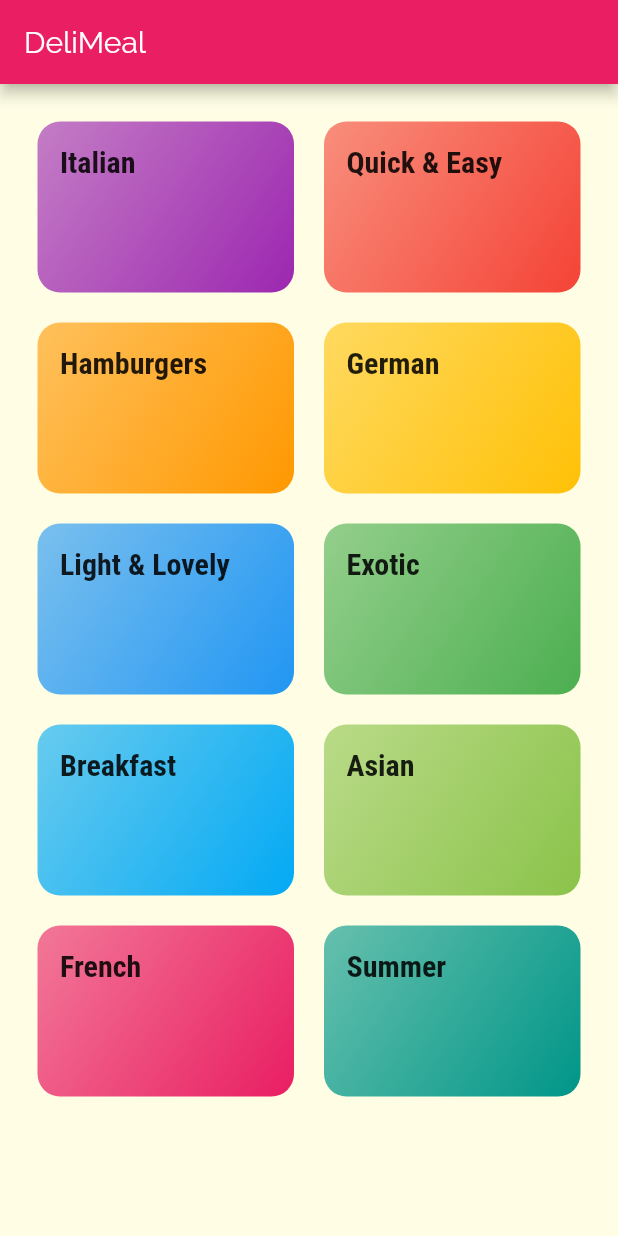
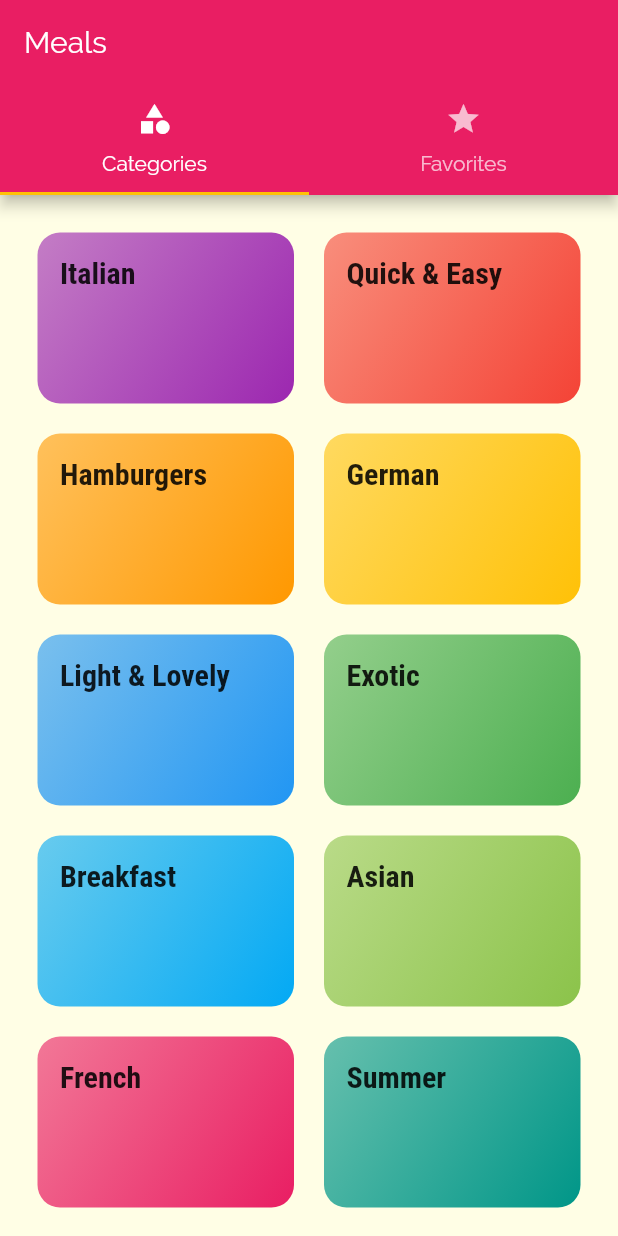
Before and after one commit to gleich/Meal-App, a Flutter app: the screen it shows after launch, on a phone screen of 412 x 824 dp. Run offline on Flutter 3.47's test engine with Material 2 defaults, Android fonts, the phone set to English and light mode, and no system bars.

Commit message:
Setup top nav bar

```diff
--- a/lib/main.dart
+++ b/lib/main.dart
@@ -1,5 +1,6 @@
 import 'package:flutter/material.dart';
 
+import './screens/tabs_screen.dart';
 import './screens/categories_screen.dart';
 import './screens/category_meals_screen.dart';
 import './screens/meal_detail_screen.dart';
@@ -31,7 +32,7 @@
               ),
             ),
       ),
-      home: CategoriesScreen(),
+      home: TabsScreen(),
       routes: {
         CategoryMealsScreen.routeName: (ctx) => CategoryMealsScreen(),
         MealDetailScreen.routeName: (ctx) => MealDetailScreen(),
--- a/lib/screens/categories_screen.dart
+++ b/lib/screens/categories_screen.dart
@@ -8,11 +8,7 @@
 
   @override
   Widget build(BuildContext context) {
-    return Scaffold(
-      appBar: AppBar(
-        title: const Text("DeliMeal"),
-      ),
-      body: GridView(
+    return GridView(
       padding: const EdgeInsets.all(25),
       children: DUMMY_CATEGORIES
           .map(
@@ -29,7 +25,6 @@
         crossAxisSpacing: 20,
         mainAxisSpacing: 20,
       ),
-      ),
     );
   }
 }
--- /dev/null
+++ b/lib/screens/favorites_screen.dart
@@ -0,0 +1,10 @@
+import 'package:flutter/material.dart';
+
+class FavoritesScreen extends StatelessWidget {
+  @override
+  Widget build(BuildContext context) {
+    return Center(
+      child: Text("The Favorites"),
+    );
+  }
+}
--- /dev/null
+++ b/lib/screens/tabs_screen.dart
@@ -0,0 +1,41 @@
+import 'package:flutter/material.dart';
+
+import '../screens/categories_screen.dart';
+import '../screens/favorites_screen.dart';
+
+class TabsScreen extends StatefulWidget {
+  @override
+  _TabsScreenState createState() => _TabsScreenState();
+}
+
+class _TabsScreenState extends State<TabsScreen> {
+  @override
+  Widget build(BuildContext context) {
+    return DefaultTabController(
+      length: 2,
+      child: Scaffold(
+        appBar: AppBar(
+          title: Text("Meals"),
+          bottom: TabBar(
+            tabs: <Widget>[
+              Tab(
+                icon: Icon(Icons.category),
+                text: "Categories",
+              ),
+              Tab(
+                icon: Icon(Icons.star),
+                text: "Favorites",
+              ),
+            ],
+          ),
+        ),
+        body: TabBarView(
+          children: <Widget>[
+            CategoriesScreen(),
+            FavoritesScreen(),
+          ],
+        ),
+      ),
+    );
+  }
+}
```
Lines whose indentation alone changed are shown as unchanged.
